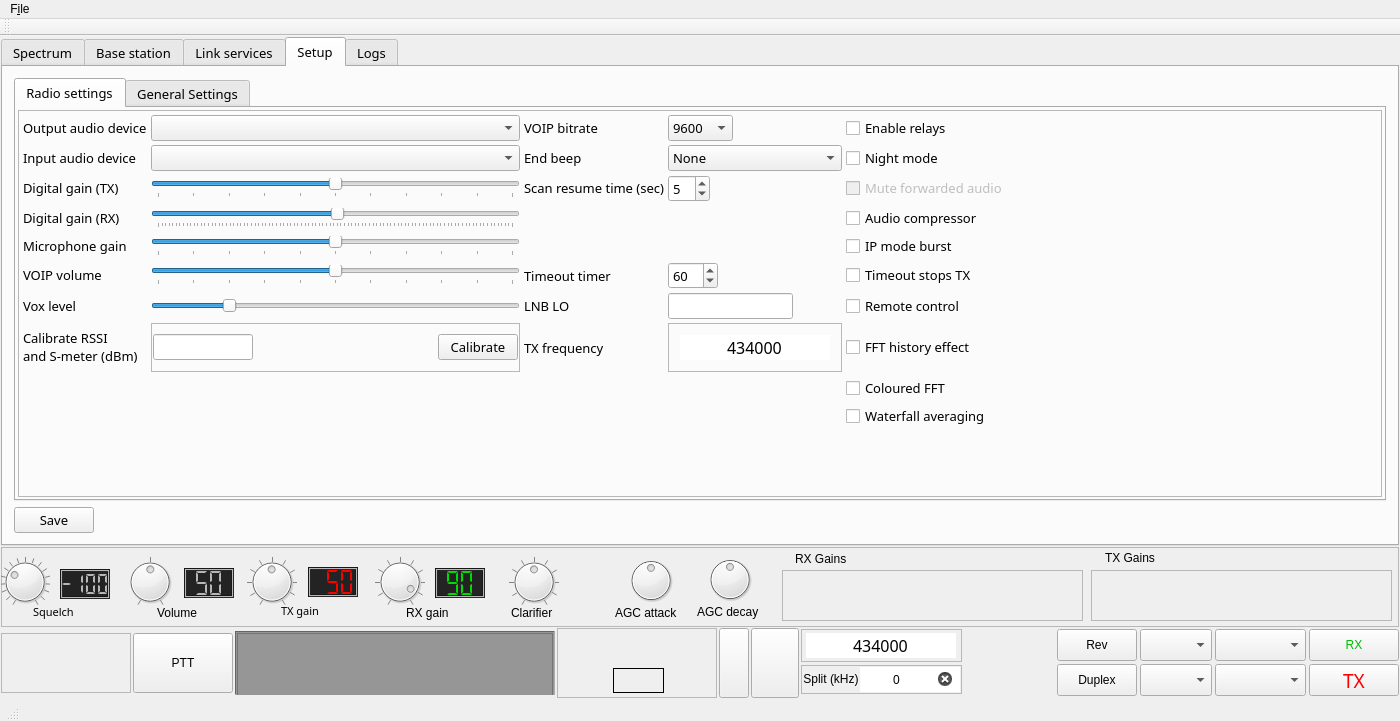
Above: src/mainwindow.ui from qradiolink/qradiolink before the change. Below: the same form after it.
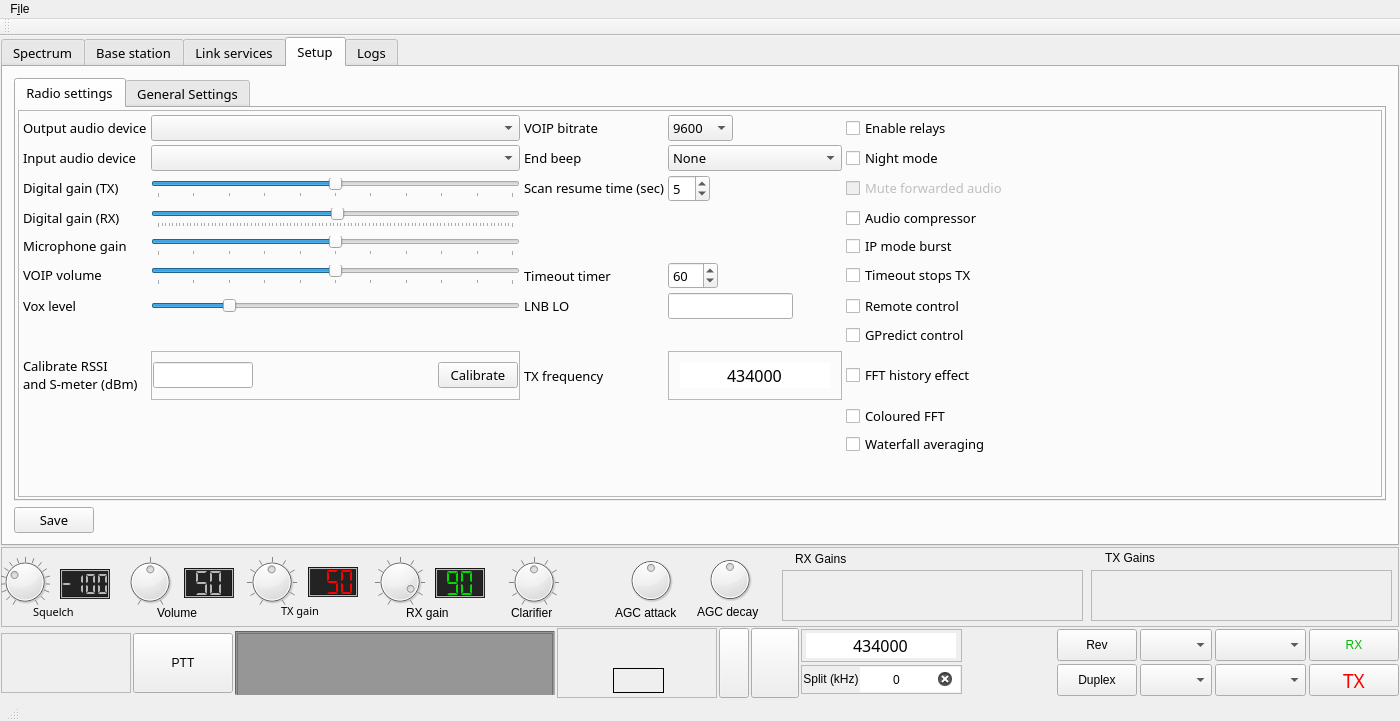
That is the form after the change. Icons and pictures are not drawn. Custom widgets are drawn as their Qt base class.

Commit message: Initial work for GPredict radio tuning integration

```diff
--- a/src/mainwindow.ui
+++ b/src/mainwindow.ui
@@ -3523,6 +3523,13 @@
                    </property>
                   </widget>
                  </item>
+                 <item row="12" column="4">
+                  <widget class="QCheckBox" name="gpredictCheckBox">
+                   <property name="text">
+                    <string>GPredict control</string>
+                   </property>
+                  </widget>
+                 </item>
                 </layout>
                </widget>
               </item>
```
The commit also changes 10 other files.
